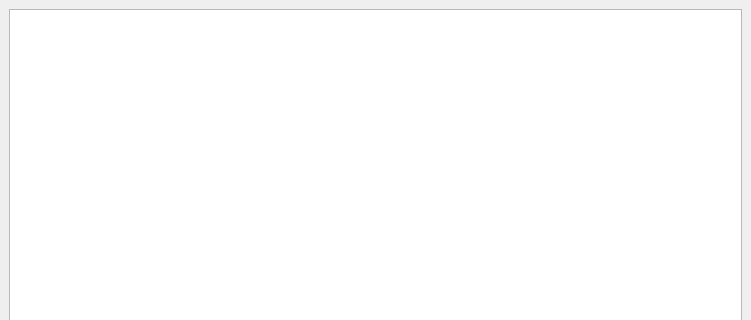
This is MainWindow.ui in mrEscow/GB_QT as Qt 5 draws it before an edit; both pictures show x 0 to 751 and y 0 to 320 of the 751 by 565 pixel window. The edited form follows.
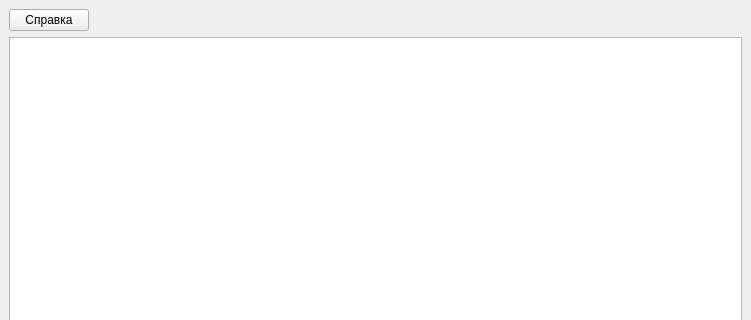
This is the edited form.

Commit message: added help button

Diff of the .ui file:
```diff
--- a/MainWindow.ui
+++ b/MainWindow.ui
@@ -17,7 +17,7 @@
    <layout class="QGridLayout" name="gridLayout_2">
     <item row="0" column="0">
      <layout class="QGridLayout" name="gridLayout">
-      <item row="2" column="0">
+      <item row="6" column="0">
        <layout class="QHBoxLayout" name="horizontalLayout">
         <item>
          <widget class="QPushButton" name="saveButton">
@@ -35,7 +35,31 @@
         </item>
        </layout>
       </item>
-      <item row="0" column="0">
+      <item row="3" column="0">
+       <layout class="QHBoxLayout" name="horizontalLayout_2">
+        <item>
+         <widget class="QPushButton" name="helpButton">
+          <property name="text">
+           <string>Справка</string>
+          </property>
+         </widget>
+        </item>
+        <item>
+         <spacer name="horizontalSpacer">
+          <property name="orientation">
+           <enum>Qt::Horizontal</enum>
+          </property>
+          <property name="sizeHint" stdset="0">
+           <size>
+            <width>40</width>
+            <height>20</height>
+           </size>
+          </property>
+         </spacer>
+        </item>
+       </layout>
+      </item>
+      <item row="4" column="0">
        <widget class="QTextEdit" name="textEdit"/>
       </item>
      </layout>
```
The commit also changes 2 other files.
